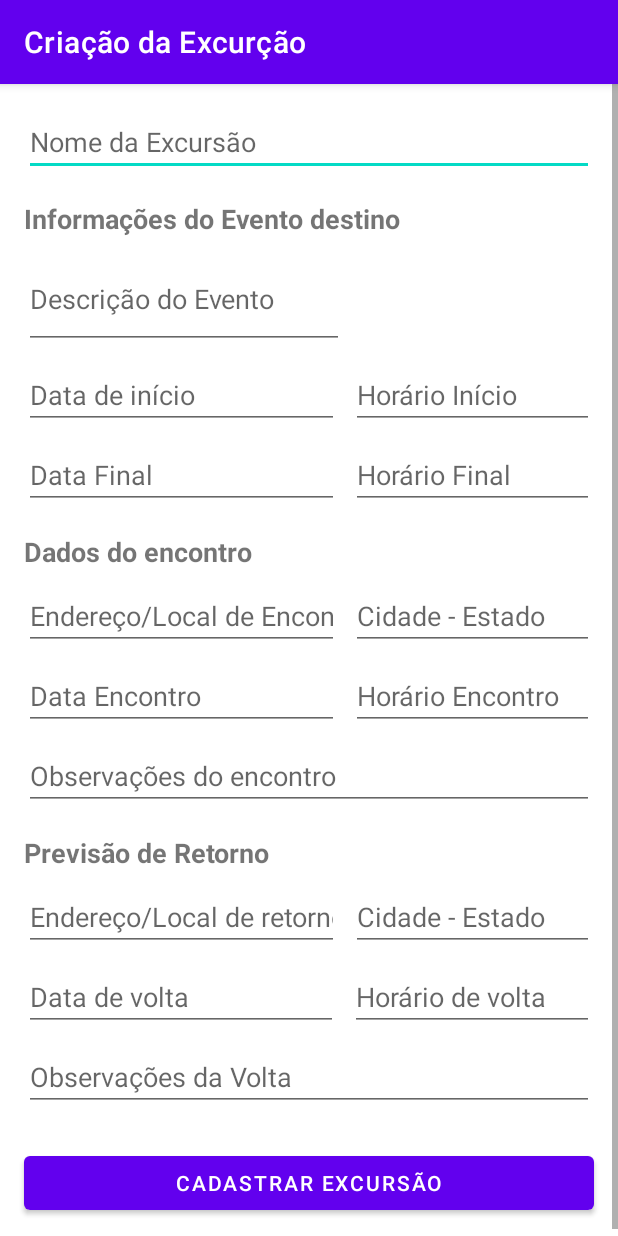
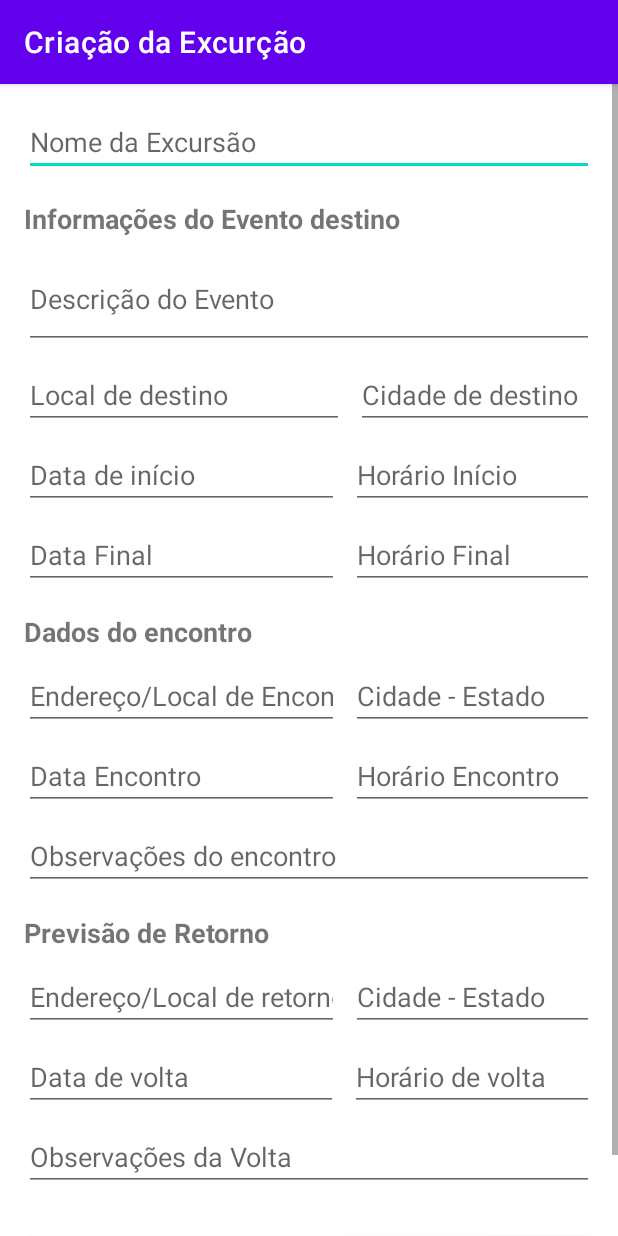
Before and after one commit to victorbueno8/TripXp, an Android app: the EditEventActivity screen opened directly, with no data from a screen before it, on a phone screen of 412 x 824 dp. Run offline under Robolectric (Android 15) with nearby library versions, the phone set to English and light mode, and no system bars; our stand-ins replace Firebase (no records; nobody signed in at launch, a user with empty details on screens opened directly).

Commit message:
Add organizer event registration and store trips, separate org activities

```diff
--- a/app/src/main/AndroidManifest.xml
+++ b/app/src/main/AndroidManifest.xml
@@ -12,14 +12,14 @@
         android:supportsRtl="true"
         android:theme="@style/Theme.TripXp">
         <activity
-            android:name=".presentation.EditOrganizerProfileActivity"
+            android:name=".presentation.organizer.EditOrganizerProfileActivity"
             android:label="Minha Empresa de Excurção" />
         <activity
             android:name=".presentation.EditProfileActivity"
             android:label="Meu Perfil" />
         <activity
             android:name=".presentation.MyTripsActivity"
-            android:label="@string/title_activity_my_trips"
+            android:label="Minhas Excursões"
             android:theme="@style/Theme.TripXp.NoActionBar" />
         <activity
             android:name=".presentation.organizer.EditEventActivity"
@@ -31,7 +31,7 @@
             android:name=".presentation.TermsActivity"
             android:label="Termos e Regras da Excursão" />
         <activity android:name=".presentation.UserProfileActivity" />
-        <activity android:name=".presentation.OrganizerProfileActivity" />
+        <activity android:name=".presentation.organizer.OrganizerProfileActivity" />
         <activity
             android:name=".presentation.EventActivity"
             android:label="@string/title_activity_event"
--- a/app/src/main/java/br/edu/ifsp/scl/sdm/tripxp/presentation/RegistrationActivity.kt
+++ b/app/src/main/java/br/edu/ifsp/scl/sdm/tripxp/presentation/RegistrationActivity.kt
@@ -5,6 +5,7 @@ import androidx.appcompat.app.AppCompatActivity
 import android.os.Bundle
 import android.widget.Toast
 import br.edu.ifsp.scl.sdm.tripxp.R
+import br.edu.ifsp.scl.sdm.tripxp.presentation.organizer.EditOrganizerProfileActivity
 import com.google.firebase.auth.FirebaseAuth
 import kotlinx.android.synthetic.main.activity_registration.*
 
--- a/app/src/main/java/br/edu/ifsp/scl/sdm/tripxp/presentation/EditOrganizerProfileActivity.kt
+++ b/app/src/main/java/br/edu/ifsp/scl/sdm/tripxp/presentation/organizer/EditOrganizerProfileActivity.kt
@@ -1,4 +1,4 @@
-package br.edu.ifsp.scl.sdm.tripxp.presentation
+package br.edu.ifsp.scl.sdm.tripxp.presentation.organizer
 
 import android.content.Intent
 import androidx.appcompat.app.AppCompatActivity
@@ -6,8 +6,8 @@ import android.os.Bundle
 import android.widget.Toast
 import br.edu.ifsp.scl.sdm.tripxp.R
 import br.edu.ifsp.scl.sdm.tripxp.entities.Company
+import br.edu.ifsp.scl.sdm.tripxp.presentation.EditProfileActivity
 import com.google.firebase.auth.FirebaseAuth
-import com.google.firebase.firestore.DocumentReference
 import com.google.firebase.firestore.FirebaseFirestore
 import kotlinx.android.synthetic.main.activity_edit_organizer_profile.*
 
--- a/app/src/main/java/br/edu/ifsp/scl/sdm/tripxp/presentation/OrganizerProfileActivity.kt
+++ b/app/src/main/java/br/edu/ifsp/scl/sdm/tripxp/presentation/organizer/OrganizerProfileActivity.kt
@@ -1,4 +1,4 @@
-package br.edu.ifsp.scl.sdm.tripxp.presentation
+package br.edu.ifsp.scl.sdm.tripxp.presentation.organizer
 
 import androidx.appcompat.app.AppCompatActivity
 import android.os.Bundle
@@ -9,7 +9,6 @@ import com.google.firebase.auth.FirebaseAuth
 import com.google.firebase.firestore.DocumentReference
 import com.google.firebase.firestore.FirebaseFirestore
 import kotlinx.android.synthetic.main.activity_organizer_profile.*
-import kotlinx.android.synthetic.main.activity_user_profile.*
 
 class OrganizerProfileActivity : AppCompatActivity() {
     private lateinit var auth: FirebaseAuth
--- a/app/src/main/res/layout/activity_edit_event.xml
+++ b/app/src/main/res/layout/activity_edit_event.xml
@@ -131,7 +131,7 @@
                     android:inputType="date"
                     app:layout_constraintEnd_toStartOf="@+id/horaInicioEtt"
                     app:layout_constraintStart_toStartOf="parent"
-                    app:layout_constraintTop_toBottomOf="@+id/editTextTextPersonName2" />
+                    app:layout_constraintTop_toBottomOf="@+id/eventLocationEt" />
 
                 <EditText
                     android:id="@+id/returnCityEt"
@@ -192,10 +192,10 @@
                     android:textSize="18sp"
                     android:textStyle="bold"
                     app:layout_constraintStart_toStartOf="parent"
-                    app:layout_constraintTop_toBottomOf="@+id/editTextTextPersonName" />
+                    app:layout_constraintTop_toBottomOf="@+id/tripNameEt" />
 
                 <EditText
-                    android:id="@+id/editTextTextPersonName"
+                    android:id="@+id/tripNameEt"
                     android:layout_width="0dp"
                     android:layout_height="wrap_content"
                     android:layout_marginStart="16dp"
@@ -258,12 +258,14 @@
                     app:layout_constraintTop_toTopOf="@+id/meetingAddressEt" />
 
                 <EditText
-                    android:id="@+id/editTextTextPersonName2"
+                    android:id="@+id/tripDescriptionEt"
                     android:layout_width="0dp"
                     android:layout_height="wrap_content"
                     android:layout_marginStart="16dp"
                     android:layout_marginLeft="16dp"
                     android:layout_marginTop="8dp"
+                    android:layout_marginEnd="16dp"
+                    android:layout_marginRight="16dp"
                     android:ems="10"
                     android:hint="Descrição do Evento"
                     android:inputType="textMultiLine"
@@ -271,6 +273,7 @@
                     android:maxLines="8"
                     android:minLines="2"
                     android:scrollbars="vertical"
+                    app:layout_constraintEnd_toEndOf="parent"
                     app:layout_constraintStart_toStartOf="parent"
                     app:layout_constraintTop_toBottomOf="@+id/eventInfoLb" />
 
@@ -334,6 +337,35 @@
                     app:layout_constraintEnd_toEndOf="parent"
                     app:layout_constraintStart_toStartOf="parent"
                     app:layout_constraintTop_toBottomOf="@+id/returnObservationsEt" />
+
+                <EditText
+                    android:id="@+id/eventCityEt"
+                    android:layout_width="0dp"
+                    android:layout_height="wrap_content"
+                    android:layout_marginStart="8dp"
+                    android:layout_marginLeft="8dp"
+                    android:layout_marginEnd="16dp"
+                    android:layout_marginRight="16dp"
+                    android:ems="10"
+                    android:hint="Cidade de destino"
+                    android:inputType="textPersonName"
+                    app:layout_constraintBottom_toBottomOf="@+id/eventLocationEt"
+                    app:layout_constraintEnd_toEndOf="parent"
+                    app:layout_constraintStart_toEndOf="@+id/eventLocationEt"
+                    app:layout_constraintTop_toTopOf="@+id/eventLocationEt" />
+
+                <EditText
+                    android:id="@+id/eventLocationEt"
+                    android:layout_width="wrap_content"
+                    android:layout_height="wrap_content"
+                    android:layout_marginStart="16dp"
+                    android:layout_marginLeft="16dp"
+                    android:layout_marginTop="8dp"
+                    android:ems="10"
+                    android:hint="Local de destino"
+                    android:inputType="textPersonName"
+                    app:layout_constraintStart_toStartOf="parent"
+                    app:layout_constraintTop_toBottomOf="@+id/tripDescriptionEt" />
             </androidx.constraintlayout.widget.ConstraintLayout>
         </LinearLayout>
     </ScrollView>
--- a/app/src/main/res/layout/activity_edit_organizer_profile.xml
+++ b/app/src/main/res/layout/activity_edit_organizer_profile.xml
@@ -4,7 +4,7 @@
     xmlns:tools="http://schemas.android.com/tools"
     android:layout_width="match_parent"
     android:layout_height="match_parent"
-    tools:context=".presentation.EditOrganizerProfileActivity">
+    tools:context=".presentation.organizer.EditOrganizerProfileActivity">
 
     <ImageView
         android:id="@+id/companyImageSelectIv"
--- a/app/src/main/res/layout/activity_event.xml
+++ b/app/src/main/res/layout/activity_event.xml
@@ -12,7 +12,7 @@
         android:theme="@style/Theme.TripXp.AppBarOverlay">
 
         <TextView
-            android:id="@+id/title"
+            android:id="@+id/eventTitleLb"
             android:layout_width="wrap_content"
             android:layout_height="wrap_content"
             android:gravity="center"
--- a/app/src/main/res/layout/activity_organizer_profile.xml
+++ b/app/src/main/res/layout/activity_organizer_profile.xml
@@ -4,7 +4,7 @@
     xmlns:tools="http://schemas.android.com/tools"
     android:layout_width="match_parent"
     android:layout_height="match_parent"
-    tools:context=".presentation.OrganizerProfileActivity">
+    tools:context=".presentation.organizer.OrganizerProfileActivity">
 
     <ImageView
         android:id="@+id/companyImageIv"
--- a/build.gradle
+++ b/build.gradle
@@ -6,7 +6,7 @@ buildscript {
         jcenter()
     }
     dependencies {
-        classpath "com.android.tools.build:gradle:4.1.3"
+        classpath 'com.android.tools.build:gradle:4.2.0'
         classpath "org.jetbrains.kotlin:kotlin-gradle-plugin:$kotlin_version"
         classpath 'com.google.gms:google-services:4.3.5'
 
```
Also changed, not shown: app/src/main/java/br/edu/ifsp/scl/sdm/tripxp/entities/Trip.kt (+12 -5 lines), app/src/main/java/br/edu/ifsp/scl/sdm/tripxp/presentation/EventActivity.kt (+19 -0 lines), app/src/main/java/br/edu/ifsp/scl/sdm/tripxp/presentation/MyTripsActivity.kt (+21 -3 lines), app/src/main/java/br/edu/ifsp/scl/sdm/tripxp/presentation/organizer/EditEventActivity.kt (+48 -0 lines), gradle/wrapper/gradle-wrapper.properties.
